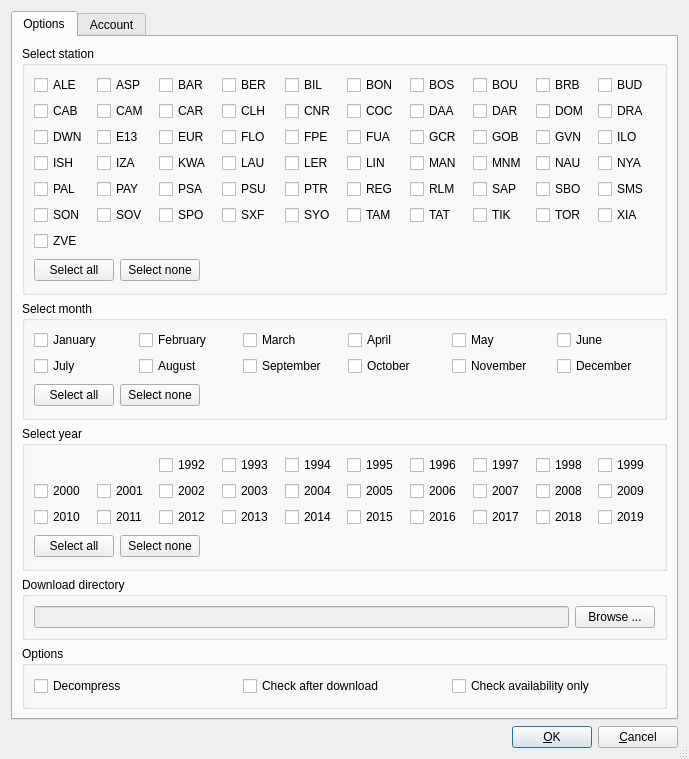
First picture: the form in trunk/Forms/DownloadManagerDialog/downloadmanagerdialog.ui, repository pangaea-data-publisher/BSRN_Toolbox, before the edit.
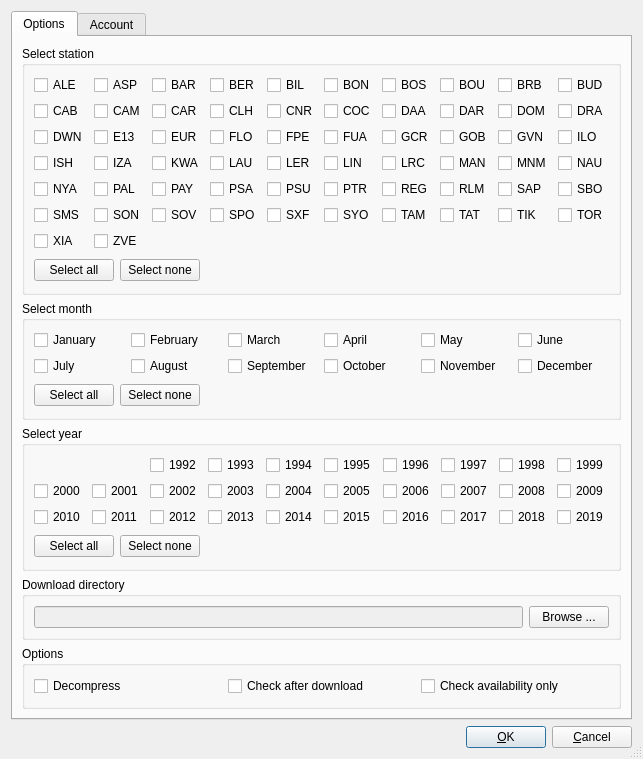
Second picture: the form after the edit.

The edit to the form file:
```diff
--- a/trunk/Forms/DownloadManagerDialog/downloadmanagerdialog.ui
+++ b/trunk/Forms/DownloadManagerDialog/downloadmanagerdialog.ui
@@ -6,8 +6,8 @@
    <rect>
     <x>0</x>
     <y>0</y>
-    <width>689</width>
-    <height>746</height>
+    <width>633</width>
+    <height>683</height>
    </rect>
   </property>
   <property name="sizePolicy">
@@ -298,174 +298,181 @@
              </widget>
             </item>
             <item row="3" column="6">
+             <widget class="QCheckBox" name="LRC_checkBox">
+              <property name="text">
+               <string>LRC</string>
+              </property>
+             </widget>
+            </item>
+            <item row="3" column="7">
              <widget class="QCheckBox" name="MAN_checkBox">
               <property name="text">
                <string>MAN</string>
               </property>
              </widget>
             </item>
-            <item row="3" column="7">
+            <item row="3" column="8">
              <widget class="QCheckBox" name="MNM_checkBox">
               <property name="text">
                <string>MNM</string>
               </property>
              </widget>
             </item>
-            <item row="3" column="8">
+            <item row="3" column="9">
              <widget class="QCheckBox" name="NAU_checkBox">
               <property name="text">
                <string>NAU</string>
               </property>
              </widget>
             </item>
-            <item row="3" column="9">
+            <item row="4" column="0">
              <widget class="QCheckBox" name="NYA_checkBox">
               <property name="text">
                <string>NYA</string>
               </property>
              </widget>
             </item>
-            <item row="4" column="0">
+            <item row="4" column="1">
              <widget class="QCheckBox" name="PAL_checkBox">
               <property name="text">
                <string>PAL</string>
               </property>
              </widget>
             </item>
-            <item row="4" column="1">
+            <item row="4" column="2">
              <widget class="QCheckBox" name="PAY_checkBox">
               <property name="text">
                <string>PAY</string>
               </property>
              </widget>
             </item>
-            <item row="4" column="2">
+            <item row="4" column="3">
              <widget class="QCheckBox" name="PSA_checkBox">
               <property name="text">
                <string>PSA</string>
               </property>
              </widget>
             </item>
-            <item row="4" column="3">
+            <item row="4" column="4">
              <widget class="QCheckBox" name="PSU_checkBox">
               <property name="text">
                <string>PSU</string>
               </property>
              </widget>
             </item>
-            <item row="4" column="4">
+            <item row="4" column="5">
              <widget class="QCheckBox" name="PTR_checkBox">
               <property name="text">
                <string>PTR</string>
               </property>
              </widget>
             </item>
-            <item row="4" column="5">
+            <item row="4" column="6">
              <widget class="QCheckBox" name="REG_checkBox">
               <property name="text">
                <string>REG</string>
               </property>
              </widget>
             </item>
-            <item row="4" column="6">
+            <item row="4" column="7">
              <widget class="QCheckBox" name="RLM_checkBox">
               <property name="text">
                <string>RLM</string>
               </property>
              </widget>
             </item>
-            <item row="4" column="7">
+            <item row="4" column="8">
              <widget class="QCheckBox" name="SAP_checkBox">
               <property name="text">
                <string>SAP</string>
               </property>
              </widget>
             </item>
-            <item row="4" column="8">
+            <item row="4" column="9">
              <widget class="QCheckBox" name="SBO_checkBox">
               <property name="text">
                <string>SBO</string>
               </property>
              </widget>
             </item>
-            <item row="4" column="9">
+            <item row="5" column="0">
              <widget class="QCheckBox" name="SMS_checkBox">
               <property name="text">
                <string>SMS</string>
               </property>
              </widget>
             </item>
-            <item row="5" column="0">
+            <item row="5" column="1">
              <widget class="QCheckBox" name="SON_checkBox">
               <property name="text">
                <string>SON</string>
               </property>
              </widget>
             </item>
-            <item row="5" column="1">
+            <item row="5" column="2">
              <widget class="QCheckBox" name="SOV_checkBox">
               <property name="text">
                <string>SOV</string>
               </property>
              </widget>
             </item>
-            <item row="5" column="2">
+            <item row="5" column="3">
              <widget class="QCheckBox" name="SPO_checkBox">
               <property name="text">
                <string>SPO</string>
               </property>
              </widget>
             </item>
-            <item row="5" column="3">
+            <item row="5" column="4">
              <widget class="QCheckBox" name="SXF_checkBox">
               <property name="text">
                <string>SXF</string>
               </property>
              </widget>
             </item>
-            <item row="5" column="4">
+            <item row="5" column="5">
              <widget class="QCheckBox" name="SYO_checkBox">
               <property name="text">
                <string>SYO</string>
               </property>
              </widget>
             </item>
-            <item row="5" column="5">
+            <item row="5" column="6">
              <widget class="QCheckBox" name="TAM_checkBox">
               <property name="text">
                <string>TAM</string>
               </property>
              </widget>
             </item>
-            <item row="5" column="6">
+            <item row="5" column="7">
              <widget class="QCheckBox" name="TAT_checkBox">
               <property name="text">
                <string>TAT</string>
               </property>
              </widget>
             </item>
-            <item row="5" column="7">
+            <item row="5" column="8">
              <widget class="QCheckBox" name="TIK_checkBox">
               <property name="text">
                <string>TIK</string>
               </property>
              </widget>
             </item>
-            <item row="5" column="8">
+            <item row="5" column="9">
              <widget class="QCheckBox" name="TOR_checkBox">
               <property name="text">
                <string>TOR</string>
               </property>
              </widget>
             </item>
-            <item row="5" column="9">
+            <item row="6" column="0">
              <widget class="QCheckBox" name="XIA_checkBox">
               <property name="text">
                <string>XIA</string>
               </property>
              </widget>
             </item>
-            <item row="6" column="0">
+            <item row="6" column="1">
              <widget class="QCheckBox" name="ZVE_checkBox">
               <property name="text">
                <string>ZVE</string>
```
Left out of the diff: 3 changed lines with no effect on the pictures.
